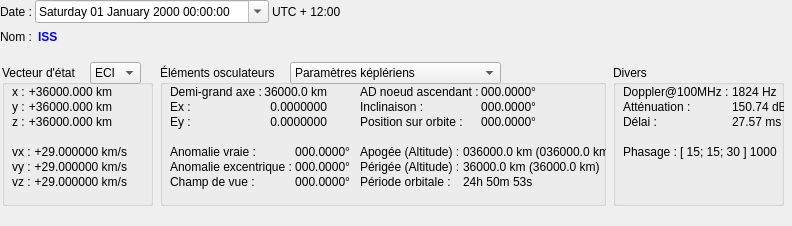
Qt form src/interface/onglets/osculateurs/osculateurs.ui (mconsidine/previsat_archive) before a commit.
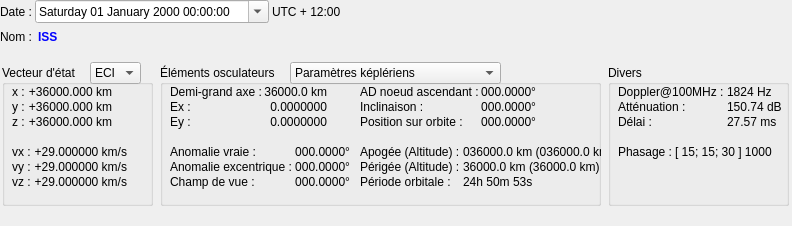
The same form after that commit. The open tabs and pages were chosen to show the change.

```diff
--- a/src/interface/onglets/osculateurs/osculateurs.ui
+++ b/src/interface/onglets/osculateurs/osculateurs.ui
@@ -555,7 +555,7 @@
     <rect>
      <x>160</x>
      <y>65</y>
-     <width>446</width>
+     <width>441</width>
      <height>141</height>
     </rect>
    </property>
@@ -660,7 +660,7 @@
      <rect>
       <x>200</x>
       <y>80</y>
-      <width>246</width>
+      <width>241</width>
       <height>52</height>
      </rect>
     </property>
@@ -1517,9 +1517,9 @@
   <widget class="QGroupBox" name="grpSignal">
    <property name="geometry">
     <rect>
-     <x>613</x>
+     <x>608</x>
      <y>65</y>
-     <width>171</width>
+     <width>181</width>
      <height>141</height>
     </rect>
    </property>
@@ -1531,7 +1531,7 @@
      <rect>
       <x>10</x>
       <y>20</y>
-      <width>161</width>
+      <width>171</width>
       <height>52</height>
      </rect>
     </property>
```
Left out of the diff: 6 changed lines with no effect on the pictures.
